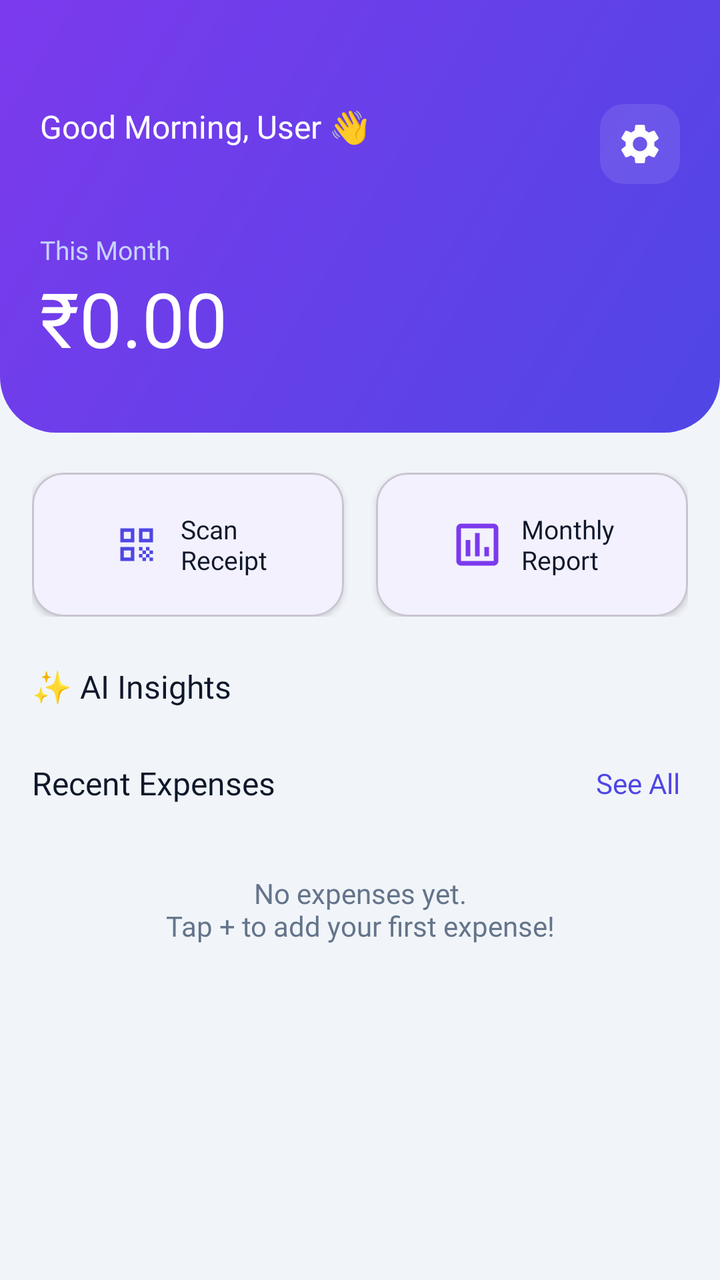
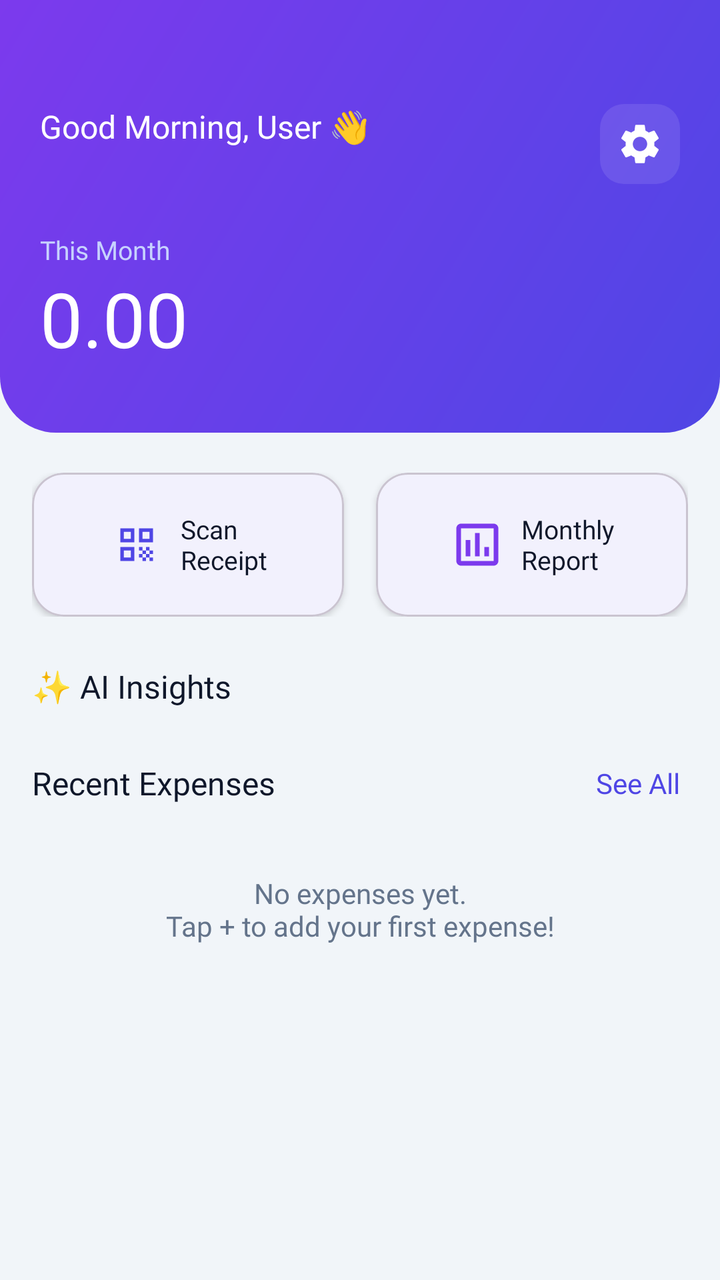

Screens rendered from an Android XML layout before and after an edit, with the pre-edit source and the edit as a unified diff.
<!-- AndroidManifest.xml: application theme Theme.SmartSpendAI -->
<!-- res/layout/fragment_dashboard.xml -->
<?xml version="1.0" encoding="utf-8"?>
<androidx.core.widget.NestedScrollView
    xmlns:android="http://schemas.android.com/apk/res/android"
    xmlns:app="http://schemas.android.com/apk/res-auto"
    android:layout_width="match_parent"
    android:layout_height="match_parent"
    android:background="?attr/android:colorBackground">

    <LinearLayout
        android:layout_width="match_parent"
        android:layout_height="wrap_content"
        android:orientation="vertical">

        
        <LinearLayout
            android:layout_width="match_parent"
            android:layout_height="wrap_content"
            android:background="@drawable/bg_dashboard_header"
            android:orientation="vertical"
            android:paddingStart="20dp"
            android:paddingEnd="20dp"
            android:paddingTop="52dp"
            android:paddingBottom="32dp">

            <LinearLayout
                android:layout_width="match_parent"
                android:layout_height="wrap_content"
                android:orientation="horizontal"
                android:gravity="center_vertical">

                <LinearLayout
                    android:layout_width="0dp"
                    android:layout_height="wrap_content"
                    android:layout_weight="1"
                    android:orientation="vertical">

                    <TextView
                        android:id="@+id/tv_greeting"
                        android:layout_width="wrap_content"
                        android:layout_height="wrap_content"
                        android:text="Good Morning, User 👋"
                        android:textColor="#FFFFFF"
                        android:textSize="16sp"
                        android:fontFamily="@font/poppins_medium" />

                    <TextView
                        android:id="@+id/tv_month_year"
                        android:layout_width="wrap_content"
                        android:layout_height="wrap_content"
                        android:textColor="#C7D2FE"
                        android:textSize="13sp"
                        android:fontFamily="@font/poppins_regular" />
                </LinearLayout>

                <ImageView
                    android:id="@+id/btn_settings"
                    android:layout_width="40dp"
                    android:layout_height="40dp"
                    android:src="@drawable/ic_settings"
                    android:background="@drawable/bg_icon_button"
                    android:padding="8dp"
                    android:contentDescription="Settings" />
            </LinearLayout>

            
            <TextView
                android:layout_width="wrap_content"
                android:layout_height="wrap_content"
                android:text="This Month"
                android:textColor="#C7D2FE"
                android:textSize="13sp"
                android:fontFamily="@font/poppins_regular"
                android:layout_marginTop="24dp" />

            <TextView
                android:id="@+id/tv_monthly_spending"
                android:layout_width="wrap_content"
                android:layout_height="wrap_content"
                android:text="₹0.00"
                android:textColor="#FFFFFF"
                android:textSize="38sp"
                android:fontFamily="@font/poppins_bold" />

            
            <androidx.cardview.widget.CardView
                android:id="@+id/card_budget"
                android:layout_width="match_parent"
                android:layout_height="wrap_content"
                app:cardCornerRadius="12dp"
                app:cardBackgroundColor="#1AFFFFFF"
                app:cardElevation="0dp"
                android:layout_marginTop="16dp"
                android:visibility="gone">

                <LinearLayout
                    android:layout_width="match_parent"
                    android:layout_height="wrap_content"
                    android:orientation="vertical"
                    android:padding="12dp">

                    <LinearLayout
                        android:layout_width="match_parent"
                        android:layout_height="wrap_content"
                        android:orientation="horizontal">

                        <TextView
                            android:id="@+id/tv_budget_amount"
                            android:layout_width="0dp"
                            android:layout_height="wrap_content"
                            android:layout_weight="1"
                            android:text="Budget: ₹0"
                            android:textColor="#FFFFFF"
                            android:textSize="13sp"
                            android:fontFamily="@font/poppins_medium" />

                        <TextView
                            android:id="@+id/tv_budget_status"
                            android:layout_width="wrap_content"
                            android:layout_height="wrap_content"
                            android:text="0% used"
                            android:textColor="#C7D2FE"
                            android:textSize="12sp"
                            android:fontFamily="@font/poppins_regular" />
                    </LinearLayout>

                    <ProgressBar
                        android:id="@+id/progress_budget"
                        style="?android:attr/progressBarStyleHorizontal"
                        android:layout_width="match_parent"
                        android:layout_height="8dp"
                        android:layout_marginTop="8dp"
                        android:progressTint="#FFFFFF"
                        android:progressBackgroundTint="#33FFFFFF"
                        android:progress="0"
                        android:max="100" />
                </LinearLayout>
            </androidx.cardview.widget.CardView>
        </LinearLayout>

        
        <LinearLayout
            android:layout_width="match_parent"
            android:layout_height="wrap_content"
            android:orientation="horizontal"
            android:paddingStart="16dp"
            android:paddingEnd="16dp"
            android:paddingTop="20dp"
            android:paddingBottom="8dp"
            android:gravity="center">

            <com.google.android.material.card.MaterialCardView
                android:id="@+id/btn_scan_receipt"
                android:layout_width="0dp"
                android:layout_height="72dp"
                android:layout_weight="1"
                app:cardCornerRadius="16dp"
                app:cardBackgroundColor="?attr/colorSurface"
                app:cardElevation="2dp"
                android:layout_marginEnd="8dp">

                <LinearLayout
                    android:layout_width="match_parent"
                    android:layout_height="match_parent"
                    android:orientation="horizontal"
                    android:gravity="center"
                    android:padding="12dp">

                    <ImageView
                        android:layout_width="28dp"
                        android:layout_height="28dp"
                        android:src="@drawable/ic_scan"
                        app:tint="@color/colorPrimary"
                        android:contentDescription="Scan receipt" />

                    <TextView
                        android:layout_width="wrap_content"
                        android:layout_height="wrap_content"
                        android:text="Scan\nReceipt"
                        android:textSize="13sp"
                        android:fontFamily="@font/poppins_medium"
                        android:textColor="?attr/colorOnSurface"
                        android:layout_marginStart="8dp" />
                </LinearLayout>
            </com.google.android.material.card.MaterialCardView>

            <com.google.android.material.card.MaterialCardView
                android:layout_width="0dp"
                android:layout_height="72dp"
                android:layout_weight="1"
                app:cardCornerRadius="16dp"
                app:cardBackgroundColor="?attr/colorSurface"
                app:cardElevation="2dp"
                android:layout_marginStart="8dp">

                <LinearLayout
                    android:layout_width="match_parent"
                    android:layout_height="match_parent"
                    android:orientation="horizontal"
                    android:gravity="center"
                    android:padding="12dp">

                    <ImageView
                        android:layout_width="28dp"
                        android:layout_height="28dp"
                        android:src="@drawable/ic_analytics"
                        app:tint="@color/colorSecondary"
                        android:contentDescription="Analytics" />

                    <TextView
                        android:layout_width="wrap_content"
                        android:layout_height="wrap_content"
                        android:text="Monthly\nReport"
                        android:textSize="13sp"
                        android:fontFamily="@font/poppins_medium"
                        android:textColor="?attr/colorOnSurface"
                        android:layout_marginStart="8dp" />
                </LinearLayout>
            </com.google.android.material.card.MaterialCardView>
        </LinearLayout>

        
        <LinearLayout
            android:layout_width="match_parent"
            android:layout_height="wrap_content"
            android:orientation="vertical"
            android:paddingStart="16dp"
            android:paddingEnd="16dp"
            android:paddingTop="16dp">

            <TextView
                android:layout_width="wrap_content"
                android:layout_height="wrap_content"
                android:text="✨ AI Insights"
                android:textSize="16sp"
                android:fontFamily="@font/poppins_semibold"
                android:textColor="?attr/colorOnSurface"
                android:layout_marginBottom="8dp" />

            <TextView
                android:id="@+id/tv_insights_empty"
                android:layout_width="wrap_content"
                android:layout_height="wrap_content"
                android:text="Add more expenses to get AI insights!"
                android:textColor="@color/textSecondary"
                android:textSize="13sp"
                android:fontFamily="@font/poppins_regular"
                android:visibility="gone" />

            <androidx.recyclerview.widget.RecyclerView
                android:id="@+id/rv_insights"
                android:layout_width="match_parent"
                android:layout_height="wrap_content"
                android:nestedScrollingEnabled="false"
                android:clipToPadding="false" />
        </LinearLayout>

        
        <LinearLayout
            android:layout_width="match_parent"
            android:layout_height="wrap_content"
            android:orientation="vertical"
            android:paddingStart="16dp"
            android:paddingEnd="16dp"
            android:paddingTop="16dp"
            android:paddingBottom="16dp">

            <LinearLayout
                android:layout_width="match_parent"
                android:layout_height="wrap_content"
                android:orientation="horizontal"
                android:gravity="center_vertical"
                android:layout_marginBottom="8dp">

                <TextView
                    android:layout_width="0dp"
                    android:layout_height="wrap_content"
                    android:layout_weight="1"
                    android:text="@string/recent_expenses"
                    android:textSize="16sp"
                    android:fontFamily="@font/poppins_semibold"
                    android:textColor="?attr/colorOnSurface" />

                <TextView
                    android:id="@+id/tv_see_all"
                    android:layout_width="wrap_content"
                    android:layout_height="wrap_content"
                    android:text="@string/see_all"
                    android:textColor="@color/colorPrimary"
                    android:textSize="14sp"
                    android:fontFamily="@font/poppins_medium"
                    android:padding="4dp" />
            </LinearLayout>

            <TextView
                android:id="@+id/tv_no_expenses"
                android:layout_width="match_parent"
                android:layout_height="wrap_content"
                android:text="@string/no_expenses"
                android:textColor="@color/textSecondary"
                android:textSize="14sp"
                android:fontFamily="@font/poppins_regular"
                android:textAlignment="center"
                android:padding="24dp"
                android:visibility="visible" />

            <androidx.recyclerview.widget.RecyclerView
                android:id="@+id/rv_recent_expenses"
                android:layout_width="match_parent"
                android:layout_height="wrap_content"
                android:nestedScrollingEnabled="false" />

        </LinearLayout>

    </LinearLayout>
</androidx.core.widget.NestedScrollView>
<!-- resources referenced by this layout -->
<resources>
  <color name="colorPrimary">#4F46E5</color>
  <color name="colorSecondary">#7C3AED</color>
  <color name="textSecondary">#64748B</color>
  <!-- drawable bg_dashboard_header (drawable) -->
  <?xml version="1.0" encoding="utf-8"?>
  <shape xmlns:android="http://schemas.android.com/apk/res/android"
      android:shape="rectangle">
      <gradient
          android:startColor="#4F46E5"
          android:endColor="#7C3AED"
          android:angle="135"
          android:type="linear" />
      <corners
          android:bottomLeftRadius="28dp"
          android:bottomRightRadius="28dp" />
  </shape>
  <!-- drawable bg_icon_button (drawable) -->
  <?xml version="1.0" encoding="utf-8"?>
  <shape xmlns:android="http://schemas.android.com/apk/res/android"
      android:shape="rectangle">
      <solid android:color="#1AFFFFFF" />
      <corners android:radius="12dp" />
  </shape>
  <!-- drawable ic_analytics (drawable) -->
  <?xml version="1.0" encoding="utf-8"?>
  <vector xmlns:android="http://schemas.android.com/apk/res/android"
      android:width="24dp"
      android:height="24dp"
      android:viewportWidth="24"
      android:viewportHeight="24">
      <path
          android:fillColor="?attr/colorOnSurface"
          android:pathData="M19,3H5C3.9,3 3,3.9 3,5v14c0,1.1 0.9,2 2,2h14c1.1,0 2,-0.9 2,-2V5C21,3.9 20.1,3 19,3zM19,19H5V5h14V19zM7,10h2v7H7V10zM11,7h2v10h-2V7zM15,13h2v4h-2V13z" />
  </vector>
  <!-- drawable ic_scan (drawable) -->
  <?xml version="1.0" encoding="utf-8"?>
  <vector xmlns:android="http://schemas.android.com/apk/res/android"
      android:width="24dp" android:height="24dp"
      android:viewportWidth="24" android:viewportHeight="24">
      <path android:fillColor="?attr/colorOnSurface" android:pathData="M9.5,6.5v3h-3v-3H9.5M11,5H5v6h6V5L11,5zM9.5,14.5v3h-3v-3H9.5M11,13H5v6h6v-6L11,13zM17.5,6.5v3h-3v-3H17.5M19,5h-6v6h6V5L19,5zM13,13h1.5v1.5H13V13zM14.5,14.5H16V16h-1.5V14.5zM16,13h1.5v1.5H16V13zM13,16h1.5v1.5H13V16zM14.5,17.5H16V19h-1.5V17.5zM16,16h1.5v1.5H16V16zM17.5,14.5H19V16h-1.5V14.5zM17.5,17.5H19V19h-1.5V17.5z"/>
  </vector>
  <string name="no_expenses">No expenses yet.\nTap + to add your first expense!</string>
  <string name="recent_expenses">Recent Expenses</string>
  <string name="see_all">See All</string>
  <style name="Theme.SmartSpendAI" parent="Theme.Material3.Light.NoActionBar">
          <item name="colorPrimary">@color/colorPrimary</item>
          <item name="colorPrimaryVariant">@color/colorPrimaryDark</item>
          <item name="colorOnPrimary">@color/colorOnPrimary</item>
          <item name="colorSecondary">@color/colorSecondary</item>
          <item name="colorOnSecondary">@color/colorOnPrimary</item>
          <item name="colorSurface">@color/colorSurface</item>
          <item name="colorOnSurface">@color/colorOnSurface</item>
          <item name="android:colorBackground">@color/colorBackground</item>
          <item name="android:statusBarColor">@android:color/transparent</item>
          <item name="android:navigationBarColor">@android:color/transparent</item>
          <item name="android:windowLightStatusBar">true</item>
          <item name="android:windowDrawsSystemBarBackgrounds">true</item>
      </style>
  <color name="colorPrimaryDark">#3730A3</color>
  <color name="colorOnPrimary">#FFFFFF</color>
  <color name="colorSurface">#FFFFFF</color>
  <color name="colorOnSurface">#0F172A</color>
  <color name="colorBackground">#F1F5F9</color>
  <!-- unchanged entries left out for length: 1 -->
</resources>

<!-- the commit's change to res/layout/fragment_dashboard.xml (unified diff, before → after) -->
@@ -76,7 +76,7 @@
                 android:id="@+id/tv_monthly_spending"
                 android:layout_width="wrap_content"
                 android:layout_height="wrap_content"
-                android:text="₹0.00"
+                android:text="0.00"
                 android:textColor="#FFFFFF"
                 android:textSize="38sp"
                 android:fontFamily="@font/poppins_bold" />
@@ -108,7 +108,7 @@
                             android:layout_width="0dp"
                             android:layout_height="wrap_content"
                             android:layout_weight="1"
-                            android:text="Budget: ₹0"
+                            android:text="Budget: 0"
                             android:textColor="#FFFFFF"
                             android:textSize="13sp"
                             android:fontFamily="@font/poppins_medium" />
@@ -184,6 +184,7 @@
             </com.google.android.material.card.MaterialCardView>
 
             <com.google.android.material.card.MaterialCardView
+                android:id="@+id/btn_monthly_report"
                 android:layout_width="0dp"
                 android:layout_height="72dp"
                 android:layout_weight="1"
